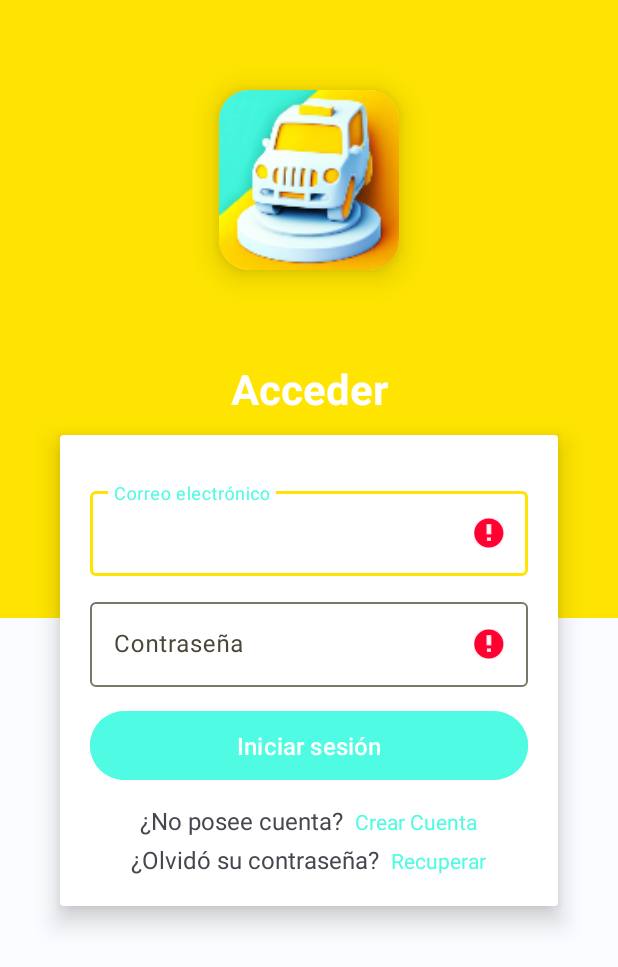
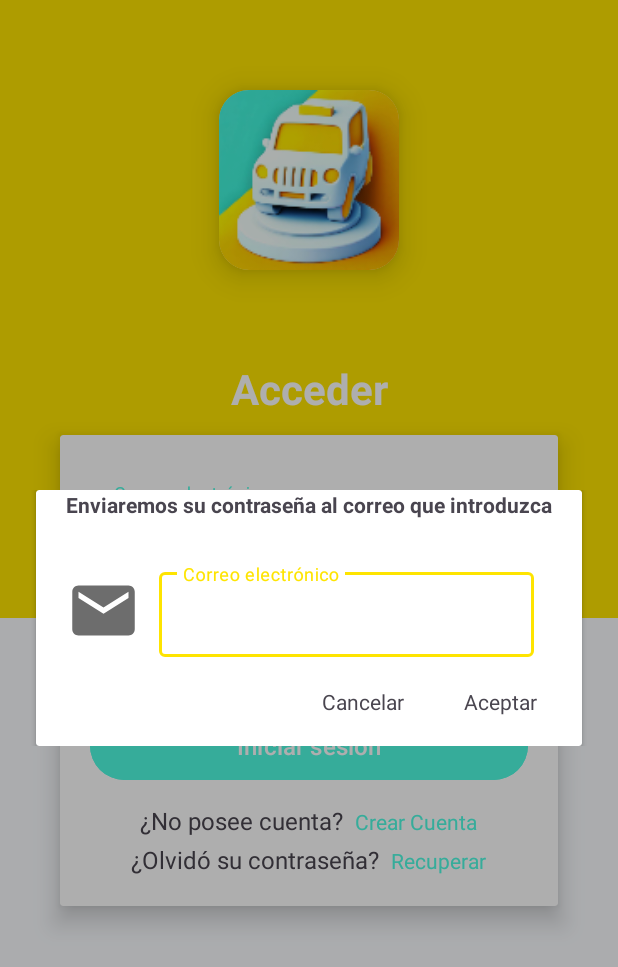
Before and after one commit to QNecesitas/NovaTaxi, an Android app: the ActivityLogin screen opened directly, with no data from a screen before it, after a tap on "Recuperar", on a phone screen of 412 x 824 dp. Shown: the top 967 px of the screen. Run offline under Robolectric (Android 15) with nearby library versions, the light colour scheme and no system bars; 2 other taps on this screen came first.

Commit message:
ActivityLogin was advanced

```diff
--- a/app/src/main/java/com/qnecesitas/novataxiapp/ActivityCreateAccount.kt
+++ b/app/src/main/java/com/qnecesitas/novataxiapp/ActivityCreateAccount.kt
@@ -3,16 +3,12 @@ package com.qnecesitas.novataxiapp
 import androidx.appcompat.app.AppCompatActivity
 import android.os.Bundle
 import com.qnecesitas.novataxiapp.databinding.ActivityCreateAccountBinding
-import com.qnecesitas.novataxiapp.viewmodel.CreateAccountViewModel
-import com.qnecesitas.novataxiapp.viewmodel.CreateAccountViewModelFactory
 import androidx.activity.viewModels
 
 class ActivityCreateAccount : AppCompatActivity() {
 
     private lateinit var binding: ActivityCreateAccountBinding
-    private val viewModel: CreateAccountViewModel by viewModels {
-        CreateAccountViewModelFactory()
-    }
+
     override fun onCreate(savedInstanceState: Bundle?) {
         super.onCreate(savedInstanceState)
         binding= ActivityCreateAccountBinding.inflate(layoutInflater)
--- a/app/src/main/java/com/qnecesitas/novataxiapp/ActivityLogin.kt
+++ b/app/src/main/java/com/qnecesitas/novataxiapp/ActivityLogin.kt
@@ -1,11 +1,17 @@
 package com.qnecesitas.novataxiapp
 
+import android.graphics.Color
+import android.graphics.drawable.ColorDrawable
 import android.os.Bundle
+import android.view.Gravity
+import android.view.LayoutInflater
 import android.view.View
 import androidx.activity.viewModels
+import androidx.appcompat.app.AlertDialog
 import androidx.appcompat.app.AppCompatActivity
 import com.qnecesitas.novataxiapp.auxiliary.NetworkTools
 import com.qnecesitas.novataxiapp.databinding.ActivityLoginBinding
+import com.qnecesitas.novataxiapp.databinding.LiEmailToRecoverBinding
 import com.qnecesitas.novataxiapp.viewmodel.LoginViewModel
 import com.qnecesitas.novataxiapp.viewmodel.LoginViewModelFactory
 
@@ -102,8 +108,26 @@ class ActivityLogin : AppCompatActivity() {
     }
 
     private fun clickRecover(){
-
+        liRecoverPassword()
     }
 
+    private fun liRecoverPassword() {
+        val inflater = LayoutInflater.from(binding.root.context)
+        val liBinding = LiEmailToRecoverBinding.inflate(inflater)
+        val builder = AlertDialog.Builder(binding.root.context)
+        builder.setView(liBinding.root)
+        val alertDialog = builder.create()
+
+
+
+
+
+        //Finish
+        builder.setCancelable(true)
+        builder.setTitle(R.string.Recuperar_contrasena)
+        alertDialog.window!!.setGravity(Gravity.CENTER)
+        alertDialog.window!!.setBackgroundDrawable(ColorDrawable(Color.TRANSPARENT))
+        alertDialog.show()
+    }
 
 }
--- a/app/src/main/java/com/qnecesitas/novataxiapp/viewmodel/LoginViewModel.kt
+++ b/app/src/main/java/com/qnecesitas/novataxiapp/viewmodel/LoginViewModel.kt
@@ -15,12 +15,14 @@ import retrofit2.Response
 
 class LoginViewModel : ViewModel() {
 
+
+
     //List user
     private val _listUsers = MutableLiveData<MutableList<User>>()
     val listUser: LiveData<MutableList<User>> get() = _listUsers
 
     //Progress state
-    enum class StateConstants {LOADING, SUCCESS, ERROR }
+    enum class StateConstants {LOADING, SUCCESS, ERROR}
     private val _state = MutableLiveData<StateConstants>()
     val state: LiveData<StateConstants> get() = _state
 
--- /dev/null
+++ b/app/src/main/res/drawable/baseline_email_24.xml
@@ -0,0 +1,5 @@
+<vector android:height="24dp" android:tint="#000000"
+    android:viewportHeight="24" android:viewportWidth="24"
+    android:width="24dp" xmlns:android="http://schemas.android.com/apk/res/android">
+    <path android:fillColor="@android:color/white" android:pathData="M20,4L4,4c-1.1,0 -1.99,0.9 -1.99,2L2,18c0,1.1 0.9,2 2,2h16c1.1,0 2,-0.9 2,-2L22,6c0,-1.1 -0.9,-2 -2,-2zM20,8l-8,5 -8,-5L4,6l8,5 8,-5v2z"/>
+</vector>
--- /dev/null
+++ b/app/src/main/res/layout/li_email_to_recover.xml
@@ -0,0 +1,95 @@
+<?xml version="1.0" encoding="utf-8"?>
+<androidx.constraintlayout.widget.ConstraintLayout xmlns:android="http://schemas.android.com/apk/res/android"
+    xmlns:app="http://schemas.android.com/apk/res-auto"
+    android:layout_width="match_parent"
+    android:layout_height="match_parent">
+
+    <androidx.cardview.widget.CardView
+        android:layout_width="wrap_content"
+        android:layout_height="wrap_content"
+        app:cardCornerRadius="@dimen/cardview_default_radius"
+        app:layout_constraintBottom_toBottomOf="parent"
+        app:layout_constraintEnd_toEndOf="parent"
+        app:layout_constraintStart_toStartOf="parent"
+        app:layout_constraintTop_toTopOf="parent">
+
+        <androidx.constraintlayout.widget.ConstraintLayout
+            android:layout_width="match_parent"
+            android:layout_height="match_parent">
+
+            <TextView
+                android:id="@+id/title"
+                android:layout_marginStart="20dp"
+                android:layout_marginEnd="20dp"
+                app:layout_constraintEnd_toEndOf="parent"
+                app:layout_constraintTop_toTopOf="parent"
+                app:layout_constraintStart_toStartOf="parent"
+                android:textStyle="bold"
+                android:layout_width="wrap_content"
+                android:layout_height="wrap_content"
+                android:text="@string/enviaremos_contrasena_correo"/>
+
+            <LinearLayout
+                android:id="@+id/ll_main_content"
+                android:layout_width="wrap_content"
+                android:layout_height="wrap_content"
+                android:padding="20dp"
+                app:layout_constraintStart_toStartOf="parent"
+                app:layout_constraintTop_toBottomOf="@id/title"
+                android:layout_marginTop="10sp">
+
+                <ImageView
+                    android:layout_width="50dp"
+                    android:layout_height="50dp"
+                    android:layout_gravity="center"
+                    android:importantForAccessibility="no"
+                    app:srcCompat="@drawable/baseline_email_24"
+                    app:tint="@color/gray_icon" />
+
+                <com.google.android.material.textfield.TextInputLayout
+                    android:id="@+id/til"
+                    android:layout_width="wrap_content"
+                    android:layout_height="wrap_content"
+                    android:layout_gravity="center"
+                    android:layout_marginStart="12dp"
+                    android:hint="@string/correo_electronico">
+
+                    <com.google.android.material.textfield.TextInputEditText
+                        android:id="@+id/tiet"
+                        android:layout_width="wrap_content"
+                        android:layout_height="wrap_content"
+                        android:maxLength="100"
+                        android:minWidth="250dp"/>
+
+                </com.google.android.material.textfield.TextInputLayout>
+
+            </LinearLayout>
+
+            <TextView
+                android:id="@+id/btn_accept"
+                android:layout_width="wrap_content"
+                android:layout_height="wrap_content"
+                app:layout_constraintTop_toBottomOf="@id/ll_main_content"
+                app:layout_constraintEnd_toEndOf="parent"
+                app:layout_constraintBottom_toBottomOf="parent"
+                android:layout_marginEnd="30dp"
+                android:layout_marginBottom="20dp"
+                android:text="@string/Aceptar" />
+
+            <TextView
+                android:id="@+id/btn_cancel"
+                android:layout_width="wrap_content"
+                android:layout_height="wrap_content"
+                app:layout_constraintTop_toBottomOf="@id/ll_main_content"
+                app:layout_constraintEnd_toStartOf="@+id/btn_accept"
+                app:layout_constraintBottom_toBottomOf="parent"
+                android:layout_marginEnd="40dp"
+                android:layout_marginBottom="20dp"
+                android:text="@string/cancelar"/>
+
+        </androidx.constraintlayout.widget.ConstraintLayout>
+
+    </androidx.cardview.widget.CardView>
+
+
+</androidx.constraintlayout.widget.ConstraintLayout>
--- a/app/src/main/res/values/colors.xml
+++ b/app/src/main/res/values/colors.xml
@@ -63,5 +63,6 @@
     <color name="md_theme_dark_scrim">#000000</color>
     <color name="white">#FFFFFF</color>
     <color name="background">#F2F2F2</color>
+    <color name="gray_icon">#6D6D6D</color>
 
 </resources>
--- a/app/src/main/res/values/strings.xml
+++ b/app/src/main/res/values/strings.xml
@@ -25,4 +25,6 @@
     <string name="Se_ha_producido_un_error">Se ha producido un error</string>
     <string name="Revise_su_conexion">Revise su conexión a Internet e intente de nuevo</string>
     <string name="Aceptar">Aceptar</string>
+    <string name="Recuperar_contrasena">Recuperar contraseña</string>
+    <string name="enviaremos_contrasena_correo">Enviaremos su contraseña al correo que introduzca</string>
 </resources>
```
